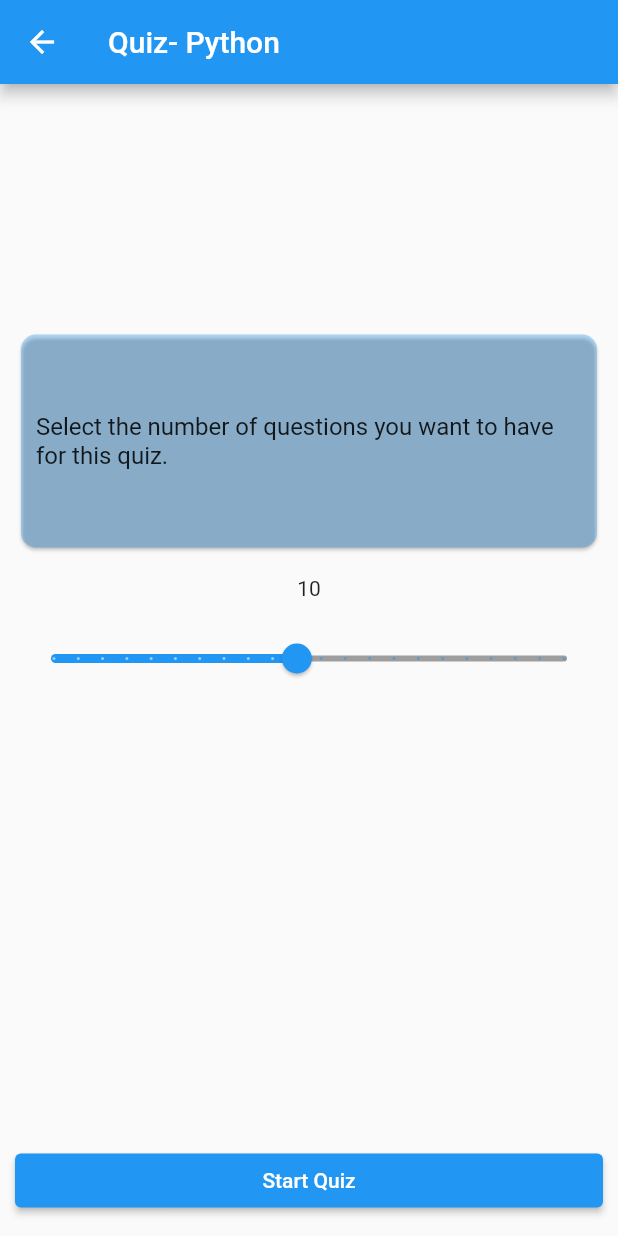
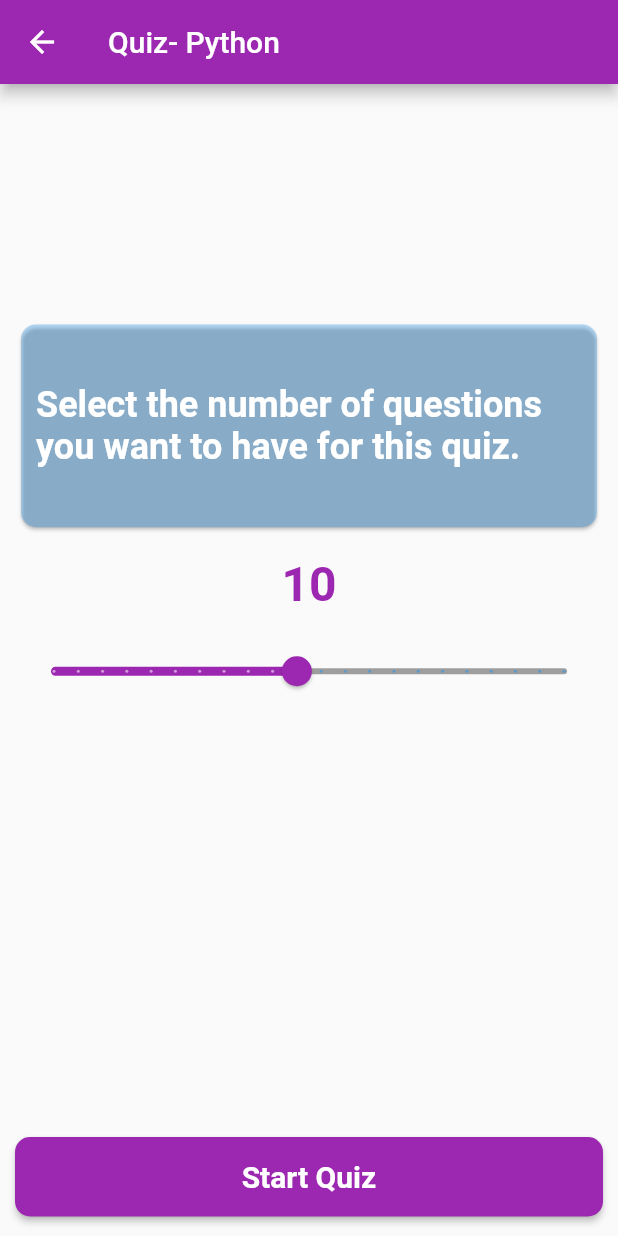
Before and after one commit to flutter-preview/Djeevs-Jean-flutter_quiz_app, a Flutter app: the screen it shows after launch, after a tap on "Python", on a phone screen of 412 x 824 dp. Run offline on Flutter 3.47's test engine with Material 2 defaults, Android fonts, the phone set to English and light mode, and no system bars; our stand-ins replace easy_localization, shared_preferences.

Commit message:
add quiz button

```diff
--- a/lib/_widget/_index_quiz_widget.dart
+++ b/lib/_widget/_index_quiz_widget.dart
@@ -18,6 +18,141 @@ class QuestionSelectionPage extends StatefulWidget {
 }
 
 
+class _QuestionSelectionPageState extends State<QuestionSelectionPage> {
+  double _selectedQuestion = 10.0;
+  List<Question> questions = [];
+  static String filePath = 'assets/languages/';
+  int maxQuestionCount = 11;
+
+  @override
+  void initState() {
+    super.initState();
+    loadQuestions();
+  }
+
+  void loadQuestions() async {
+  String data = await DefaultAssetBundle.of(context).loadString('$filePath${widget.questionModel.file}.json');
+  List<dynamic> jsonData = json.decode(data);
+  questions = jsonData.map((item) => Question.fromJson(item)).toList();
+
+  // Shuffle the list of questions
+  questions.shuffle(Random());
+
+  setState(() {
+    maxQuestionCount = questions.length;
+  });
+}
+
+  @override
+  void setState(VoidCallback fn) {
+    // TODO: implement setState
+    super.setState(fn);
+  }
+
+  @override
+Widget build(BuildContext context) {
+  bool isButtonDisabled = _selectedQuestion == 0 || _selectedQuestion > maxQuestionCount;
+
+  return Scaffold(
+    appBar: AppBar(
+      title: Text('quizname'.tr()  +'- ${widget.questionModel.quizTitle}'),
+      backgroundColor: Colors.purple,
+    ),
+    body: Padding(
+      padding: const EdgeInsets.symmetric(vertical: 13, horizontal: 10),
+      child: Column(
+        crossAxisAlignment: CrossAxisAlignment.stretch,
+        children: [
+          Expanded(
+            child: FractionallySizedBox(
+              alignment: Alignment.bottomCenter,
+              heightFactor: 0.5,
+              child: SizedBox(
+                child: Card(
+                  color: Colors.blue.withOpacity(0.3),
+                  shape: RoundedRectangleBorder(
+                    borderRadius: BorderRadius.circular(10.0),
+                  ),
+                  child: Container(
+                    padding: const EdgeInsets.all(10.0),
+                    alignment: Alignment.center,
+                    child: Text(
+                      'indexquiz'.tr(),
+                      style: TextStyle(fontSize: 24, fontWeight: FontWeight.bold, color: Colors.white),
+                    ),
+                  ),
+                ),
+              ),
+            ),
+          ),
+          SizedBox(height: 15),
+          Center(
+            child: Text(
+              _selectedQuestion.toInt().toString(),
+              style: TextStyle(fontSize: 32, fontWeight: FontWeight.bold, color: Colors.purple),
+            ),
+          ),
+          SizedBox(height: 15),
+          SliderTheme(
+            data: SliderTheme.of(context).copyWith(
+              activeTrackColor: Colors.purple,
+              inactiveTrackColor: Colors.grey,
+              thumbColor: Colors.purple,
+              overlayColor: Colors.purple.withOpacity(0.3),
+              valueIndicatorColor: Colors.purple,
+            ),
+            child: Slider(
+              value: _selectedQuestion,
+              min: 0,
+              max: maxQuestionCount.toDouble(),
+              divisions: maxQuestionCount,
+              label: _selectedQuestion.round().toString(),
+              onChanged: (double value) {
+                setState(() {
+                  _selectedQuestion = value;
+                });
+              },
+            ),
+          ),
+          const Spacer(),
+          ElevatedButton(
+            onPressed: isButtonDisabled
+                ? null
+                : () {
+                    var selectedQuestions = questions.sublist(0, _selectedQuestion.toInt());
+                    Navigator.push(
+                      context,
+                      MaterialPageRoute(
+                        builder: (context) => QuestionListQuestionQuiz(
+                          questionModel: widget.questionModel,
+                          questions: selectedQuestions,
+                        ),
+                      ),
+                    );
+                  },
+            child: Text(
+              'btnstartquiz'.tr().toString(),
+              style: TextStyle(fontSize: 20, fontWeight: FontWeight.bold),
+            ),
+            style: ElevatedButton.styleFrom(
+              primary: Colors.purple,
+              padding: const EdgeInsets.symmetric(horizontal: 30, vertical: 15),
+              shape: RoundedRectangleBorder(
+                borderRadius: BorderRadius.circular(10),
+              ),
+              textStyle: TextStyle(color: Colors.white),
+            ),
+          ),
+        ],
+      ),
+    ),
+  );
+}
+
+}
+
+
+/*
 class _QuestionSelectionPageState extends State<QuestionSelectionPage> {
   double _selectedQuestion = 10.0;
   List<Question> questions = [];
@@ -139,3 +274,4 @@ class _QuestionSelectionPageState extends State<QuestionSelectionPage> {
     );
   }
 }
+ */
```
